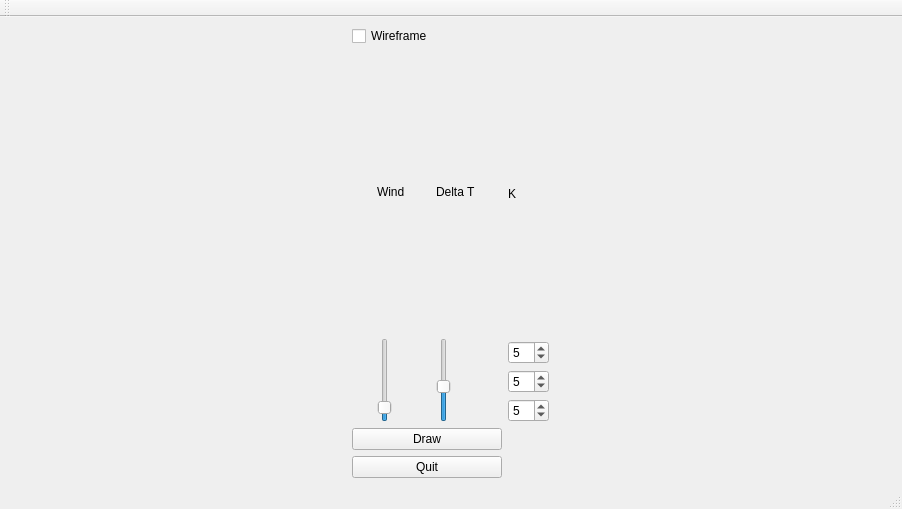
Before: the Qt Designer form tp_tissus/tp_tissus_perso/project/src/local/interface/mainwindow.ui in CharlyGirotNYU/SimulationAnimation, drawn with Qt 5.
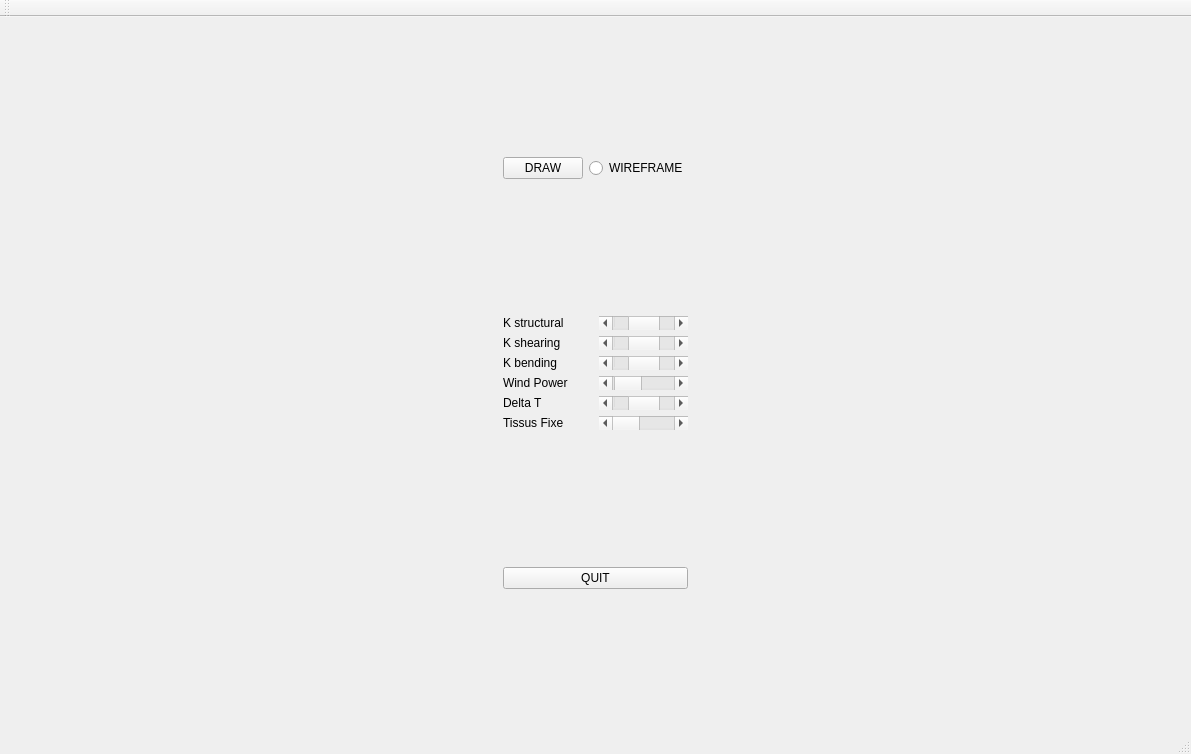
After: the same form once the commit is applied.

Diff of the .ui file:
```diff
--- a/tp_tissus/tp_tissus_perso/project/src/local/interface/mainwindow.ui
+++ b/tp_tissus/tp_tissus_perso/project/src/local/interface/mainwindow.ui
@@ -6,8 +6,8 @@
    <rect>
     <x>0</x>
     <y>0</y>
-    <width>902</width>
-    <height>509</height>
+    <width>1191</width>
+    <height>754</height>
    </rect>
   </property>
   <property name="sizePolicy">
@@ -27,183 +27,134 @@
     </sizepolicy>
    </property>
    <layout class="QHBoxLayout" name="horizontalLayout">
+    <property name="sizeConstraint">
+     <enum>QLayout::SetNoConstraint</enum>
+    </property>
     <item>
      <layout class="QGridLayout" name="gridLayout">
       <property name="sizeConstraint">
-       <enum>QLayout::SetMinimumSize</enum>
+       <enum>QLayout::SetFixedSize</enum>
       </property>
-      <item row="1" column="1">
-       <layout class="QVBoxLayout" name="verticalLayout">
+      <item row="0" column="0">
+       <layout class="QVBoxLayout" name="verticalLayout_4">
+        <item>
+         <layout class="QHBoxLayout" name="horizontalLayout_2">
+          <property name="sizeConstraint">
+           <enum>QLayout::SetFixedSize</enum>
+          </property>
+          <item>
+           <widget class="QPushButton" name="draw">
+            <property name="sizePolicy">
+             <sizepolicy hsizetype="Fixed" vsizetype="Fixed">
+              <horstretch>0</horstretch>
+              <verstretch>0</verstretch>
+             </sizepolicy>
+            </property>
+            <property name="text">
+             <string>DRAW</string>
+            </property>
+           </widget>
+          </item>
+          <item>
+           <widget class="QRadioButton" name="wireframe">
+            <property name="sizePolicy">
+             <sizepolicy hsizetype="Fixed" vsizetype="Fixed">
+              <horstretch>0</horstretch>
+              <verstretch>0</verstretch>
+             </sizepolicy>
+            </property>
+            <property name="text">
+             <string>WIREFRAME</string>
+            </property>
+           </widget>
+          </item>
+         </layout>
+        </item>
+       </layout>
+      </item>
+      <item row="2" column="0">
+       <layout class="QVBoxLayout" name="verticalLayout_3">
         <property name="sizeConstraint">
-         <enum>QLayout::SetMinimumSize</enum>
+         <enum>QLayout::SetFixedSize</enum>
         </property>
         <item>
-         <widget class="QLabel" name="label">
+         <widget class="QPushButton" name="quit">
+          <property name="sizePolicy">
+           <sizepolicy hsizetype="Minimum" vsizetype="Fixed">
+            <horstretch>0</horstretch>
+            <verstretch>0</verstretch>
+           </sizepolicy>
+          </property>
           <property name="text">
-           <string>K</string>
-          </property>
-         </widget>
-        </item>
-        <item>
-         <widget class="QSpinBox" name="K_structural">
-          <property name="sizePolicy">
-           <sizepolicy hsizetype="Fixed" vsizetype="Fixed">
-            <horstretch>0</horstretch>
-            <verstretch>0</verstretch>
-           </sizepolicy>
-          </property>
-          <property name="specialValueText">
-           <string/>
-          </property>
-          <property name="maximum">
-           <number>10</number>
-          </property>
-          <property name="value">
-           <number>5</number>
-          </property>
-         </widget>
-        </item>
-        <item>
-         <widget class="QSpinBox" name="K_shearing">
-          <property name="sizePolicy">
-           <sizepolicy hsizetype="Fixed" vsizetype="Fixed">
-            <horstretch>0</horstretch>
-            <verstretch>0</verstretch>
-           </sizepolicy>
-          </property>
-          <property name="maximum">
-           <number>10</number>
-          </property>
-          <property name="value">
-           <number>5</number>
-          </property>
-         </widget>
-        </item>
-        <item>
-         <widget class="QSpinBox" name="K_bending">
-          <property name="sizePolicy">
-           <sizepolicy hsizetype="Fixed" vsizetype="Fixed">
-            <horstretch>0</horstretch>
-            <verstretch>0</verstretch>
-           </sizepolicy>
-          </property>
-          <property name="maximum">
-           <number>10</number>
-          </property>
-          <property name="value">
-           <number>5</number>
+           <string>QUIT</string>
           </property>
          </widget>
         </item>
        </layout>
       </item>
-      <item row="0" column="0">
-       <widget class="QCheckBox" name="wireframe">
-        <property name="sizePolicy">
-         <sizepolicy hsizetype="Fixed" vsizetype="Fixed">
-          <horstretch>0</horstretch>
-          <verstretch>0</verstretch>
-         </sizepolicy>
-        </property>
-        <property name="minimumSize">
-         <size>
-          <width>150</width>
-          <height>0</height>
-         </size>
-        </property>
-        <property name="text">
-         <string>Wireframe</string>
-        </property>
-       </widget>
-      </item>
-      <item row="3" column="0">
-       <widget class="QPushButton" name="draw">
-        <property name="sizePolicy">
-         <sizepolicy hsizetype="Fixed" vsizetype="Fixed">
-          <horstretch>0</horstretch>
-          <verstretch>0</verstretch>
-         </sizepolicy>
-        </property>
-        <property name="minimumSize">
-         <size>
-          <width>150</width>
-          <height>0</height>
-         </size>
-        </property>
-        <property name="text">
-         <string>Draw</string>
-        </property>
-       </widget>
-      </item>
-      <item row="4" column="0">
-       <widget class="QPushButton" name="quit">
-        <property name="sizePolicy">
-         <sizepolicy hsizetype="Fixed" vsizetype="Fixed">
-          <horstretch>0</horstretch>
-          <verstretch>0</verstretch>
-         </sizepolicy>
-        </property>
-        <property name="minimumSize">
-         <size>
-          <width>150</width>
-          <height>0</height>
-         </size>
-        </property>
-        <property name="text">
-         <string>Quit</string>
-        </property>
-       </widget>
-      </item>
       <item row="1" column="0">
-       <layout class="QHBoxLayout" name="horizontalLayout_2">
+       <layout class="QHBoxLayout" name="horizontalLayout_4">
         <item>
-         <layout class="QVBoxLayout" name="verticalLayout_3">
+         <layout class="QVBoxLayout" name="verticalLayout" stretch="0,0,0,0,0,0">
           <property name="sizeConstraint">
-           <enum>QLayout::SetMinimumSize</enum>
+           <enum>QLayout::SetFixedSize</enum>
           </property>
+          <item>
+           <widget class="QLabel" name="label">
+            <property name="sizePolicy">
+             <sizepolicy hsizetype="Fixed" vsizetype="Minimum">
+              <horstretch>0</horstretch>
+              <verstretch>0</verstretch>
+             </sizepolicy>
+            </property>
+            <property name="text">
+             <string>K structural</string>
+            </property>
+           </widget>
+          </item>
           <item>
            <widget class="QLabel" name="label_2">
             <property name="sizePolicy">
-             <sizepolicy hsizetype="Minimum" vsizetype="Minimum">
+             <sizepolicy hsizetype="Fixed" vsizetype="Preferred">
               <horstretch>0</horstretch>
               <verstretch>0</verstretch>
              </sizepolicy>
             </property>
             <property name="text">
-             <string>Wind</string>
+             <string>K shearing</string>
             </property>
            </widget>
           </item>
-          <item>
-           <widget class="QSlider" name="wind">
-            <property name="sizePolicy">
-             <sizepolicy hsizetype="Fixed" vsizetype="Fixed">
-              <horstretch>0</horstretch>
-              <verstretch>0</verstretch>
-             </sizepolicy>
-            </property>
-            <property name="maximum">
-             <number>10</number>
-            </property>
-            <property name="value">
-             <number>1</number>
-            </property>
-            <property name="orientation">
-             <enum>Qt::Vertical</enum>
-            </property>
-           </widget>
-          </item>
-         </layout>
-        </item>
-        <item>
-         <layout class="QVBoxLayout" name="verticalLayout_2">
-          <property name="sizeConstraint">
-           <enum>QLayout::SetMinimumSize</enum>
-          </property>
           <item>
            <widget class="QLabel" name="label_3">
             <property name="sizePolicy">
-             <sizepolicy hsizetype="Minimum" vsizetype="Minimum">
+             <sizepolicy hsizetype="Fixed" vsizetype="Preferred">
+              <horstretch>0</horstretch>
+              <verstretch>0</verstretch>
+             </sizepolicy>
+            </property>
+            <property name="text">
+             <string>K bending</string>
+            </property>
+           </widget>
+          </item>
+          <item>
+           <widget class="QLabel" name="label_4">
+            <property name="sizePolicy">
+             <sizepolicy hsizetype="Fixed" vsizetype="Preferred">
+              <horstretch>0</horstretch>
+              <verstretch>0</verstretch>
+             </sizepolicy>
+            </property>
+            <property name="text">
+             <string>Wind Power</string>
+            </property>
+           </widget>
+          </item>
+          <item>
+           <widget class="QLabel" name="label_5">
+            <property name="sizePolicy">
+             <sizepolicy hsizetype="Fixed" vsizetype="Preferred">
               <horstretch>0</horstretch>
               <verstretch>0</verstretch>
              </sizepolicy>
@@ -214,21 +165,127 @@
            </widget>
           </item>
           <item>
-           <widget class="QSlider" name="dt">
+           <widget class="QLabel" name="label_6">
+            <property name="text">
+             <string>Tissus Fixe</string>
+            </property>
+           </widget>
+          </item>
+         </layout>
+        </item>
+        <item>
+         <layout class="QVBoxLayout" name="verticalLayout_2">
+          <property name="sizeConstraint">
+           <enum>QLayout::SetMaximumSize</enum>
+          </property>
+          <item>
+           <widget class="QScrollBar" name="K_structural">
             <property name="sizePolicy">
-             <sizepolicy hsizetype="Fixed" vsizetype="Fixed">
+             <sizepolicy hsizetype="Preferred" vsizetype="Fixed">
               <horstretch>0</horstretch>
               <verstretch>0</verstretch>
              </sizepolicy>
             </property>
             <property name="maximum">
+             <number>10</number>
+            </property>
+            <property name="value">
              <number>5</number>
             </property>
+            <property name="orientation">
+             <enum>Qt::Horizontal</enum>
+            </property>
+           </widget>
+          </item>
+          <item>
+           <widget class="QScrollBar" name="K_shearing">
+            <property name="sizePolicy">
+             <sizepolicy hsizetype="Preferred" vsizetype="Fixed">
+              <horstretch>0</horstretch>
+              <verstretch>0</verstretch>
+             </sizepolicy>
+            </property>
+            <property name="maximum">
+             <number>10</number>
+            </property>
             <property name="value">
-             <number>2</number>
+             <number>5</number>
             </property>
             <property name="orientation">
-             <enum>Qt::Vertical</enum>
+             <enum>Qt::Horizontal</enum>
+            </property>
+           </widget>
+          </item>
+          <item>
+           <widget class="QScrollBar" name="K_bending">
+            <property name="sizePolicy">
+             <sizepolicy hsizetype="Preferred" vsizetype="Fixed">
+              <horstretch>0</horstretch>
+              <verstretch>0</verstretch>
+             </sizepolicy>
+            </property>
+            <property name="maximum">
+             <number>10</number>
+            </property>
+            <property name="value">
+             <number>5</number>
+            </property>
+            <property name="orientation">
+             <enum>Qt::Horizontal</enum>
+            </property>
+           </widget>
+          </item>
+          <item>
+           <widget class="QScrollBar" name="wind">
+            <property name="sizePolicy">
+             <sizepolicy hsizetype="Preferred" vsizetype="Fixed">
+              <horstretch>0</horstretch>
+              <verstretch>0</verstretch>
+             </sizepolicy>
+            </property>
+            <property name="maximum">
+             <number>20</number>
+            </property>
+            <property name="value">
+             <number>1</number>
+            </property>
+            <property name="orientation">
+             <enum>Qt::Horizontal</enum>
+            </property>
+           </widget>
+          </item>
+          <item>
+           <widget class="QScrollBar" name="dt">
+            <property name="sizePolicy">
+             <sizepolicy hsizetype="Preferred" vsizetype="Fixed">
+              <horstretch>0</horstretch>
+              <verstretch>0</verstretch>
+             </sizepolicy>
+            </property>
+            <property name="maximum">
+             <number>10</number>
+            </property>
+            <property name="value">
+             <number>5</number>
+            </property>
+            <property name="orientation">
+             <enum>Qt::Horizontal</enum>
+            </property>
+           </widget>
+          </item>
+          <item>
+           <widget class="QScrollBar" name="attache">
+            <property name="sizePolicy">
+             <sizepolicy hsizetype="Preferred" vsizetype="Fixed">
+              <horstretch>0</horstretch>
+              <verstretch>0</verstretch>
+             </sizepolicy>
+            </property>
+            <property name="maximum">
+             <number>29</number>
+            </property>
+            <property name="orientation">
+             <enum>Qt::Horizontal</enum>
             </property>
            </widget>
           </item>
```
Left out of the diff: 4 changed lines with no effect on the pictures.
